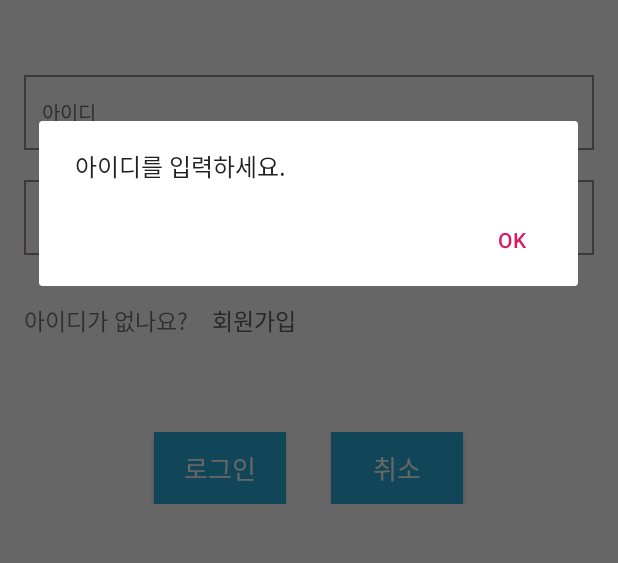
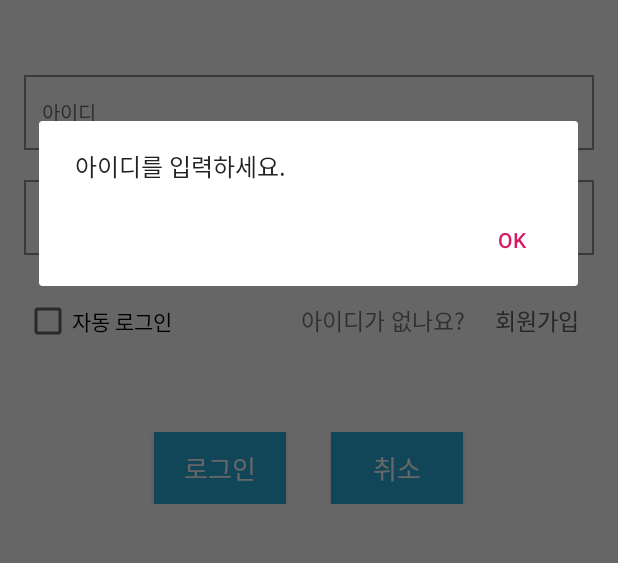
Before and after one commit to MGBankNode/MGBankApp, an Android app: the screen it shows after launch (loginActivity), after a tap on "로그인", on a phone screen of 412 x 824 dp, the part 414-977 px from its top. Run offline under Robolectric (Android 15) with nearby library versions, the phone set to English and light mode, and no system bars; our stand-ins replace Volley.

Commit message:
auto login

```diff
--- a/graduationProject/myapp/src/main/java/com/example/myapp/MainActivity.java
+++ b/graduationProject/myapp/src/main/java/com/example/myapp/MainActivity.java
@@ -1,12 +1,14 @@
 package com.example.myapp;
 
 import android.Manifest;
+import android.app.Activity;
 import android.app.ProgressDialog;
 import android.content.BroadcastReceiver;
 import android.content.Context;
 import android.content.DialogInterface;
 import android.content.Intent;
 import android.content.IntentFilter;
+import android.content.SharedPreferences;
 import android.content.pm.PackageManager;
 import android.net.wifi.WifiInfo;
 import android.net.wifi.WifiManager;
@@ -406,6 +408,10 @@ public class MainActivity extends AppCompatActivity
                 builder.setTitle("");
                 builder.setMessage("정말로 로그아웃 하시겠습니까? ");
                 builder.setPositiveButton("예", (DialogInterface dialog, int which) -> {
+                    SharedPreferences auto = getSharedPreferences("auto", Activity.MODE_PRIVATE);
+                    SharedPreferences.Editor autoLogin = auto.edit();
+                    autoLogin.clear();
+                    autoLogin.commit();
                         finish();
                         Intent returnLogin = new Intent(MainActivity.this, loginActivity.class);
                         startActivity(returnLogin);
--- a/graduationProject/myapp/src/main/java/com/example/myapp/loginActivity.java
+++ b/graduationProject/myapp/src/main/java/com/example/myapp/loginActivity.java
@@ -1,6 +1,8 @@
 package com.example.myapp;
 
+import android.app.Activity;
 import android.content.Intent;
+import android.content.SharedPreferences;
 import android.os.Bundle;
 
 import android.support.v4.app.ActivityCompat;
@@ -12,6 +14,7 @@ import android.view.LayoutInflater;
 import android.view.View;
 import android.view.ViewGroup;
 import android.widget.Button;
+import android.widget.CheckBox;
 import android.widget.EditText;
 import android.widget.ScrollView;
 import android.widget.Toast;
@@ -40,6 +43,8 @@ public class loginActivity extends AppCompatActivity {
     Button loginConfirmBtn;
 
     EditText etLogin;
+    String loginID;
+    String loginPW;
 
     private Toast toast;
     private long backKeyPressedTime = 0;
@@ -54,14 +59,44 @@ public class loginActivity extends AppCompatActivity {
         etLogin = findViewById(R.id.etLogin);
         etLogin.requestFocus();
 
+        SharedPreferences auto = getSharedPreferences("auto", Activity.MODE_PRIVATE);
+        loginID = auto.getString("inputId", null);
+        loginPW = auto.getString("inputPw", null);
+
+        if(loginID!=null && loginPW!=null) {
+            LoginHandler(new VolleyCallback() {
+                @Override
+                public void onSuccess(UserInfo userInfo) {
+                    //Go to MainActivity
+                    finish();
+                    Intent mIntent = new Intent(loginActivity.this, MainActivity.class);
+                    mIntent.putExtra("UserInfoObject", userInfo);
+                    startActivity(mIntent);
+                }
+            });
+        }
         logInConfirmBtn = findViewById(R.id.logInConfirmBtn);
         logInConfirmBtn.setOnClickListener(new View.OnClickListener() {
             @Override
             public void onClick(View v) {
+                if(loginID==null && loginPW ==null) {
+                    loginIDEditText = findViewById(R.id.etLogin);
+                    loginPWEditText = findViewById(R.id.etLoginPassword);
+                    loginID = loginIDEditText.getText().toString();
+                    loginPW = loginPWEditText.getText().toString();
+                }
                 LoginHandler(new VolleyCallback() {
                     @Override
                     public void onSuccess(UserInfo userInfo) {
                         //Go to MainActivity
+                        CheckBox checkBox = (CheckBox)findViewById(R.id.autoLoginCheck);
+                        if(checkBox.isChecked()) {
+                            SharedPreferences auto = getSharedPreferences("auto", Activity.MODE_PRIVATE);
+                            SharedPreferences.Editor autoLogin = auto.edit();
+                            autoLogin.putString("inputId", loginID);
+                            autoLogin.putString("inputPw", loginPW);
+                            autoLogin.commit();
+                        }
                         finish();
                         Intent mIntent = new Intent(loginActivity.this, MainActivity.class);
                         mIntent.putExtra("UserInfoObject", userInfo);
@@ -121,13 +156,6 @@ public class loginActivity extends AppCompatActivity {
     }
 
     public void LoginHandler(final VolleyCallback callback){
-
-        loginIDEditText = findViewById(R.id.etLogin);
-        loginPWEditText = findViewById(R.id.etLoginPassword);
-
-        String loginID = loginIDEditText.getText().toString();
-        String loginPW = loginPWEditText.getText().toString();
-
         if(loginID.equals("")){
             AlertDialog.Builder builder = new AlertDialog.Builder(this);
             AlertDialog dialog = builder.setMessage("아이디를 입력하세요.").setPositiveButton("OK", null).create();
@@ -179,8 +207,7 @@ public class loginActivity extends AppCompatActivity {
     private Map<String, String> LoginRequest(){
         Map<String, String> params = new HashMap<>();
         UserInfo postInfo = new UserInfo(
-                loginIDEditText.getText().toString(),
-                loginPWEditText.getText().toString());
+                loginID, loginPW);
 
         params.put("id", postInfo.getUserID());
         params.put("password", postInfo.getUserPW());
--- a/graduationProject/myapp/src/main/res/layout/login.xml
+++ b/graduationProject/myapp/src/main/res/layout/login.xml
@@ -57,27 +57,36 @@
             android:layout_width="match_parent"
             android:layout_height="wrap_content"
             android:layout_marginTop="20dp"
-        android:orientation="horizontal">
-
+            android:orientation="horizontal"
+            >
+            <CheckBox
+                    android:text="자동 로그인"
+                    android:layout_width="0dp"
+                    android:layout_weight="2"
+                    android:layout_height="wrap_content"
+                    android:layout_below="@+id/password"
+                    android:id="@+id/autoLoginCheck"
+                    />
             <TextView
-            android:layout_width="wrap_content"
                 android:layout_height="wrap_content"
+                android:layout_width="0dp"
+                android:layout_weight="2"
+                android:gravity="right"
                 android:fontFamily="@font/applegothicneo_b"
                 android:text="아이디가 없나요?"
                 android:textSize="15dp"
+                android:paddingRight="10dp"
                 />
-
             <Button
                 android:id="@+id/moveToSignupBtn"
-            android:layout_width="wrap_content"
+                android:layout_width="0dp"
+                android:layout_weight="1"
                 android:layout_height="wrap_content"
                 android:background="#00FFFFFF"
                 android:text="회원가입"
                 android:textColor="#646464"
                 android:fontFamily="@font/applegothicneo_b"
                 android:textSize="15dp"/>
-
-
         </LinearLayout>
 
     <LinearLayout
```
Lines whose indentation alone changed are shown as unchanged.
